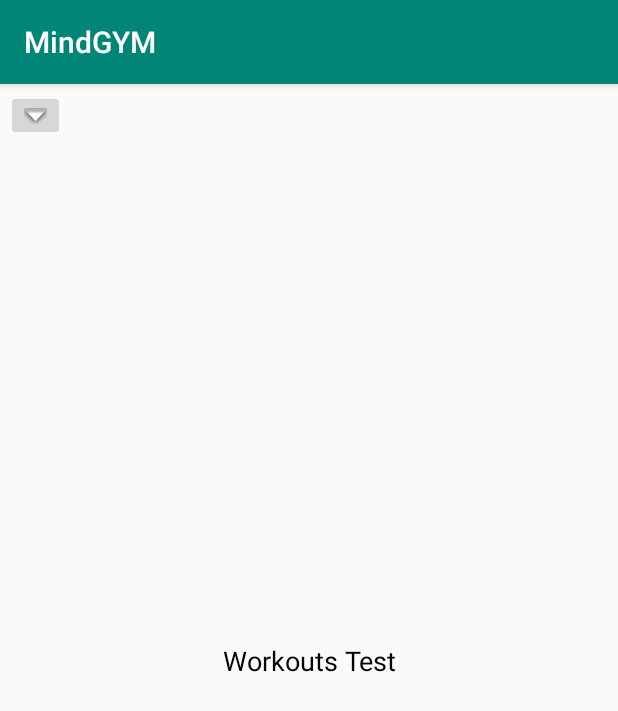
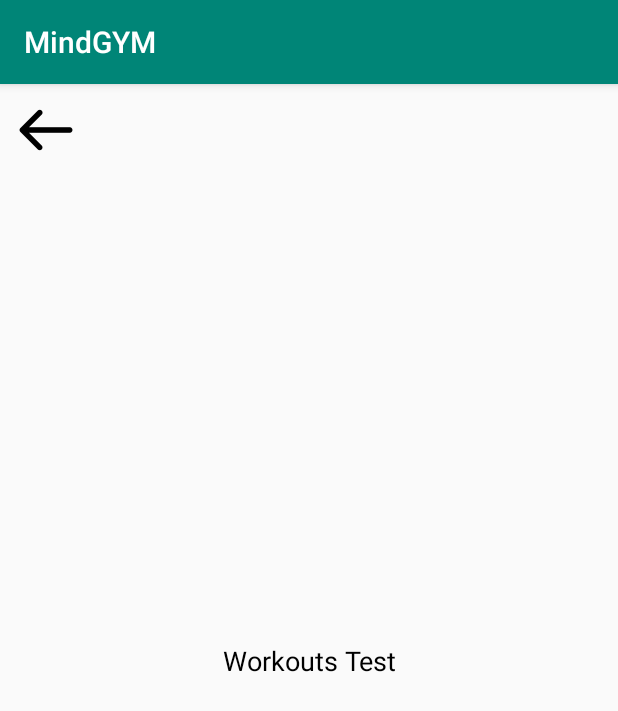
Before and after one commit to andrei9917/BBC-MindGYM, an Android app: the WorkoutsActivity screen opened directly, with no data from a screen before it, on a phone screen of 412 x 824 dp. Shown: the top 711 px of the screen. Run offline under Robolectric (Android 15) with nearby library versions, the phone set to English and light mode, and no system bars.

Commit message:
Icon changes

```diff
--- a/app/src/main/res/layout/activity_workouts.xml
+++ b/app/src/main/res/layout/activity_workouts.xml
@@ -8,13 +8,16 @@
 
     <ImageButton
         android:id="@+id/imageButton"
-        android:layout_width="39dp"
-        android:layout_height="34dp"
-        android:layout_marginStart="4dp"
-        android:layout_marginTop="4dp"
+        android:layout_width="45dp"
+        android:layout_height="45dp"
+        android:layout_marginStart="8dp"
+        android:layout_marginTop="8dp"
+        android:backgroundTint="@android:color/transparent"
+        android:scaleX="1"
+        android:scaleY="1"
         app:layout_constraintStart_toStartOf="parent"
         app:layout_constraintTop_toTopOf="parent"
-        app:srcCompat="@android:drawable/arrow_down_float" />
+        app:srcCompat="@mipmap/ic_left_arrow" />
 
     <TextView
         android:id="@+id/textView2"
--- a/app/src/main/res/menu/activity_main_drawer.xml
+++ b/app/src/main/res/menu/activity_main_drawer.xml
@@ -23,9 +23,9 @@
             android:title="Tracked apps" />
         <item
             android:id="@+id/nav_workouts"
-            android:icon="@android:drawable/ic_menu_view"
-            android:title="Workouts"
-            android:actionLayout="@layout/activity_workouts"/>
+            android:actionLayout="@layout/activity_workouts"
+            android:icon="@mipmap/ic_bicep"
+            android:title="Workouts" />
     </group>
 
 </menu>
```
Also changed, not shown: app/src/main/ic_bicep-web.png (added), app/src/main/ic_left_arrow-web.png (added), app/src/main/res/mipmap-hdpi/ic_bicep.png (added), app/src/main/res/mipmap-hdpi/ic_left_arrow.png (added), app/src/main/res/mipmap-mdpi/ic_bicep.png (added), app/src/main/res/mipmap-mdpi/ic_left_arrow.png (added), app/src/main/res/mipmap-xhdpi/ic_bicep.png (added), app/src/main/res/mipmap-xhdpi/ic_left_arrow.png (added), app/src/main/res/mipmap-xxhdpi/ic_bicep.png (added), app/src/main/res/mipmap-xxhdpi/ic_left_arrow.png (added), app/src/main/res/mipmap-xxxhdpi/ic_bicep.png (added), app/src/main/res/mipmap-xxxhdpi/ic_left_arrow.png (added).
